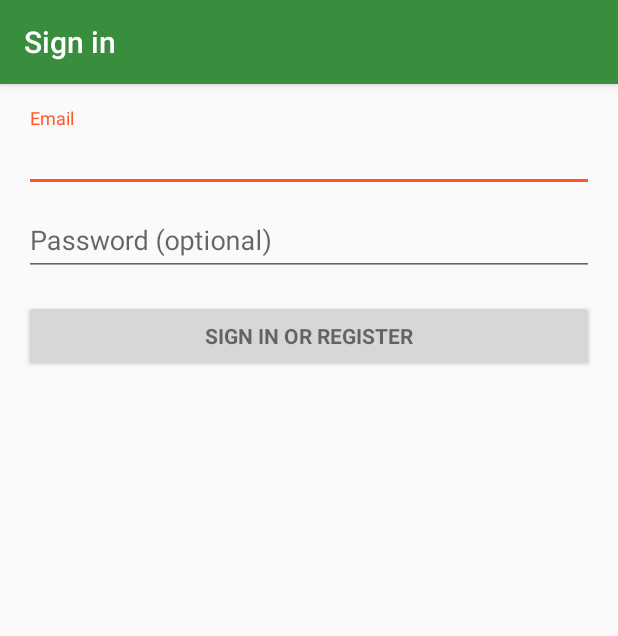
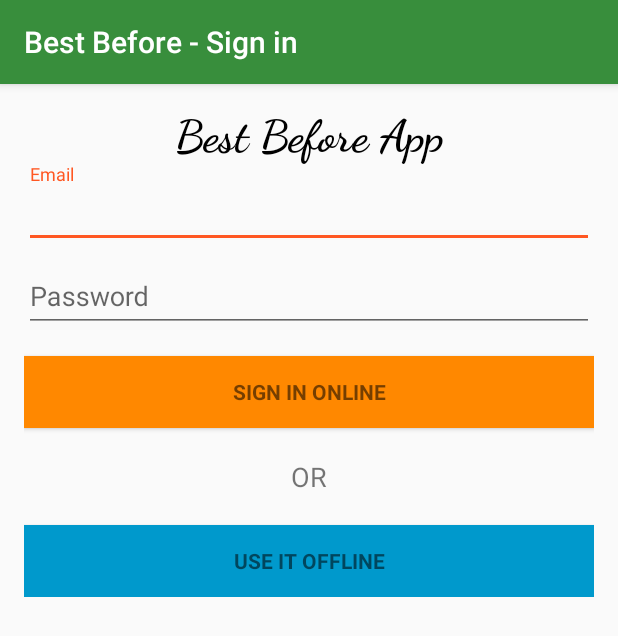
Before and after one commit to mpvasilis/ilunch_android, an Android app: the LoginActivity screen opened directly, with no data from a screen before it, on a phone screen of 412 x 824 dp. Shown: the top 636 px of the screen. Run offline under Robolectric (Android 15) with nearby library versions, the phone set to English and light mode, and no system bars; 2 statements that could not run were skipped.

Commit message:
Activity Login design

```diff
--- a/app/src/main/res/layout/activity_login.xml
+++ b/app/src/main/res/layout/activity_login.xml
@@ -12,6 +12,18 @@
     tools:context=".LoginActivity">
 
     <!-- Login progress -->
+
+    <TextView
+        android:id="@+id/textView2"
+        android:layout_width="match_parent"
+        android:layout_height="wrap_content"
+        android:fontFamily="cursive"
+        android:text="@string/app_name"
+        android:textAlignment="center"
+        android:textColor="@color/common_google_signin_btn_text_dark_focused"
+        android:textSize="30sp"
+        android:textStyle="bold" />
+
     <ProgressBar
         android:id="@+id/login_progress"
         style="?android:attr/progressBarStyleLarge"
@@ -70,9 +82,31 @@
                 android:layout_width="match_parent"
                 android:layout_height="wrap_content"
                 android:layout_marginTop="16dp"
+                android:background="@android:color/holo_orange_dark"
                 android:text="@string/action_sign_in"
+                android:textStyle="bold" />
+
+            <TextView
+                android:id="@+id/textView"
+                android:layout_width="match_parent"
+                android:layout_height="wrap_content"
+                android:layout_marginTop="20dp"
+                android:text="OR"
+
+                android:textAlignment="center"
+                android:textSize="18sp" />
+
+            <Button
+                android:id="@+id/offline"
+                style="?android:textAppearanceSmall"
+                android:layout_width="match_parent"
+                android:layout_height="wrap_content"
+                android:layout_marginTop="20dp"
+                android:background="@android:color/holo_blue_dark"
+                android:text="@string/action_offline"
                 android:textStyle="bold" />
 
         </LinearLayout>
     </ScrollView>
+
 </LinearLayout>
--- a/app/src/main/res/values/strings.xml
+++ b/app/src/main/res/values/strings.xml
@@ -93,11 +93,12 @@
     <string name="pref_ringtone_silent">Silent</string>
 
     <string name="pref_title_vibrate">Vibrate</string>
-    <string name="title_activity_login">Sign in</string>
+    <string name="title_activity_login">Best Before - Sign in</string>
     <!-- Strings related to login -->
     <string name="prompt_email">Email</string>
-    <string name="prompt_password">Password (optional)</string>
-    <string name="action_sign_in">Sign in or register</string>
+    <string name="prompt_password">Password</string>
+    <string name="action_sign_in">Sign in online</string>
+    <string name="action_offline">Use it offline</string>
     <string name="action_sign_in_short">Sign in</string>
     <string name="error_invalid_email">This email address is invalid</string>
     <string name="error_invalid_password">This password is too short</string>
```
